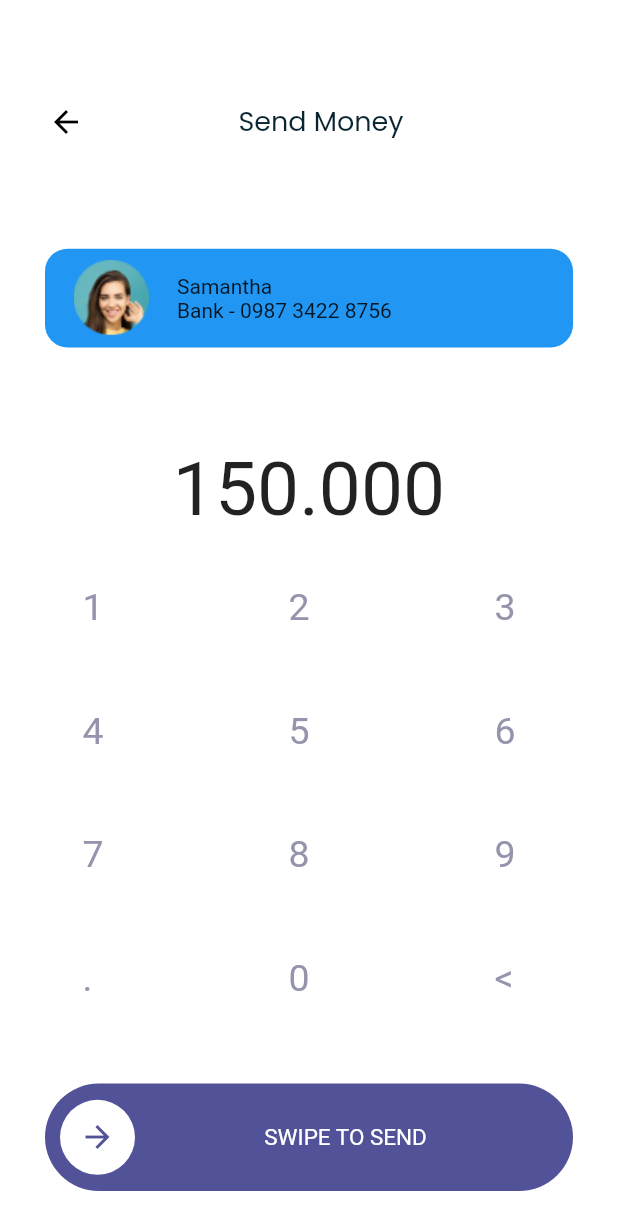
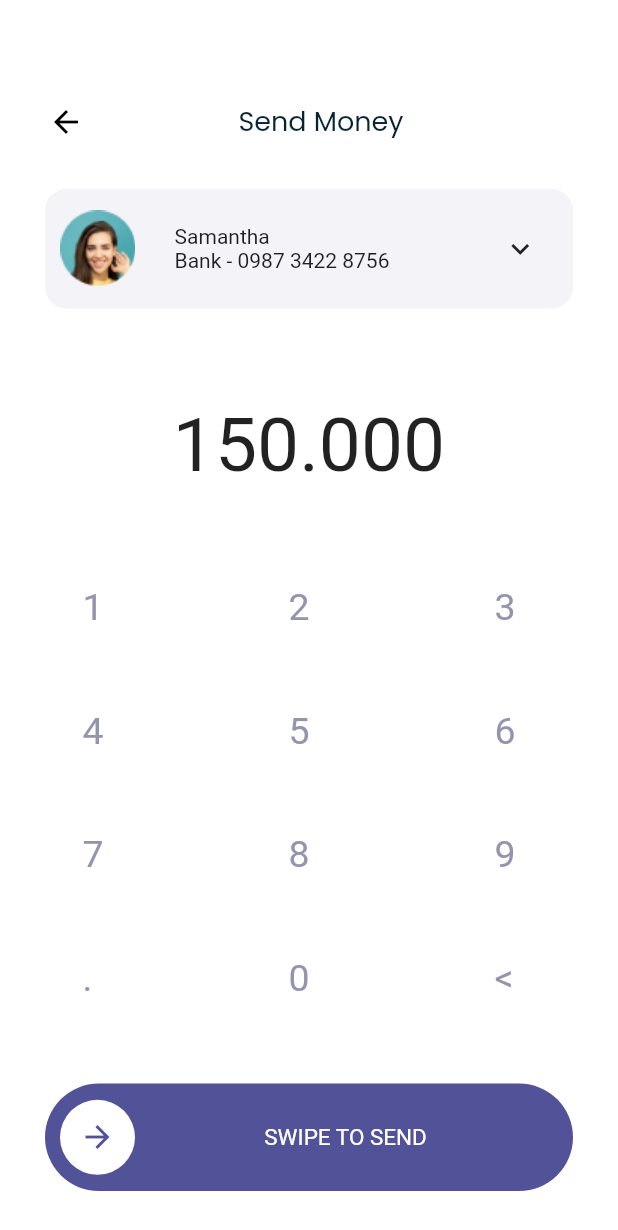
Before and after one commit to bagashyt/digital-wallet-ui, a Flutter app: the SendMoneyScreen screen opened directly, on a phone screen of 412 x 824 dp. Shown: the top 1230 px of the screen. Run offline on Flutter 3.47's test engine with Material 2 defaults, Android fonts, the phone set to English and light mode, and no system bars; drawn by our look-alikes of slider_button; our stand-ins replace google_fonts.

Commit message:
refactor widget screen

```diff
--- a/lib/main.dart
+++ b/lib/main.dart
@@ -1,5 +1,6 @@
 import 'package:digital_wallet/screen/electric_bill_screen.dart';
 import 'package:digital_wallet/screen/home_page.dart';
+import 'package:digital_wallet/screen/internet_data_screen.dart';
 import 'package:digital_wallet/screen/send_money_screen.dart';
 import 'package:digital_wallet/widget/numpad.dart';
 import 'package:flutter/material.dart';
@@ -12,7 +13,7 @@ class MyApp extends StatelessWidget {
   @override
   Widget build(BuildContext context) {
     return MaterialApp(
-      home: ElectricBillScreen(),
+      home: SendMoneyScreen(),
     );
   }
 }
--- /dev/null
+++ b/lib/screen/internet_data_screen.dart
@@ -0,0 +1,19 @@
+import 'package:digital_wallet/constant/constant.dart';
+import 'package:digital_wallet/widget/custom_appbar.dart';
+import 'package:flutter/material.dart';
+
+class InternetDataScreen extends StatelessWidget {
+  const InternetDataScreen({Key? key}) : super(key: key);
+
+  @override
+  Widget build(BuildContext context) {
+    return Scaffold(
+      appBar: CustomAppBar(
+        title: 'Internet Data',
+        icon: Icons.arrow_back,
+        color: kBodyColor,
+      ),
+      backgroundColor: kBodyColor,
+    );
+  }
+}
--- a/lib/screen/send_money_screen.dart
+++ b/lib/screen/send_money_screen.dart
@@ -1,5 +1,6 @@
 import 'package:digital_wallet/constant/constant.dart';
 import 'package:digital_wallet/model/recent_contact.dart';
+import 'package:digital_wallet/widget/card_profile.dart';
 import 'package:digital_wallet/widget/custom_appbar.dart';
 import 'package:digital_wallet/widget/item_contact.dart';
 import 'package:digital_wallet/widget/numpad.dart';
@@ -24,52 +25,25 @@ class SendMoneyScreen extends StatelessWidget {
           crossAxisAlignment: CrossAxisAlignment.center,
           children: [
             Expanded(
-              child: SizedBox(
-                height: 58.0,
-              ),
-            ),
-            Expanded(
-              child: Container(
-                margin: EdgeInsets.symmetric(horizontal: 30.0),
-                height: 80,
-                decoration: BoxDecoration(
-                    color: Colors.blue,
-                    borderRadius: BorderRadius.all(Radius.circular(15))),
-                child: Row(
-                  mainAxisAlignment: MainAxisAlignment.start,
-                  children: [
-                    Expanded(child: Image.asset(recentContactList[0].image)),
-                    Expanded(
-                      flex: 3,
-                      child: Column(
-                        crossAxisAlignment: CrossAxisAlignment.start,
-                        mainAxisAlignment: MainAxisAlignment.center,
-                        children: [
-                          Text(recentContactList[0].name),
-                          Text(recentContactList[0].accountBank),
-                        ],
-                      ),
-                    ),
-                  ],
+              flex: 2,
+              child: Center(
+                child: CardProfile(
+                  image: recentContactList[0].image,
+                  name: recentContactList[0].name,
+                  value: recentContactList[0].accountBank,
+                  widget: const Icon(Icons.expand_more),
                 ),
               ),
             ),
             Expanded(
-              child: SizedBox(
-                height: 45,
+              flex: 2,
+              child: Center(
+                child: Text(
+                  '150.000',
+                  style: TextStyle(fontSize: 50),
+                ),
               ),
             ),
-            Expanded(
-              child: Text(
-                '150.000',
-                style: TextStyle(fontSize: 50),
-              ),
-            ),
-            // Expanded(
-            //   child: SizedBox(
-            //     height: 26.0,
-            //   ),
-            // ),
             Expanded(
               flex: 5,
               child: Numpad(),
--- /dev/null
+++ b/lib/widget/card_profile.dart
@@ -0,0 +1,49 @@
+import 'package:digital_wallet/constant/constant.dart';
+import 'package:flutter/material.dart';
+
+class CardProfile extends StatelessWidget {
+  final String image;
+  final String name;
+  final String value;
+  late Widget widget;
+
+  CardProfile({
+    Key? key,
+    required this.name,
+    required this.value,
+    required this.image,
+    this.widget = const SizedBox(),
+  }) : super(key: key);
+
+  @override
+  Widget build(BuildContext context) {
+    return Container(
+      margin: const EdgeInsets.symmetric(horizontal: 30.0),
+      height: 80,
+      decoration: const BoxDecoration(
+          color: kBodyColor,
+          borderRadius: BorderRadius.all(Radius.circular(15))),
+      child: Row(
+        mainAxisAlignment: MainAxisAlignment.start,
+        children: [
+          Expanded(child: Image.asset(image)),
+          Expanded(
+            flex: 3,
+            child: Container(
+              margin: const EdgeInsets.symmetric(horizontal: 16),
+              child: Column(
+                crossAxisAlignment: CrossAxisAlignment.start,
+                mainAxisAlignment: MainAxisAlignment.center,
+                children: [
+                  Text(name),
+                  Text(value),
+                ],
+              ),
+            ),
+          ),
+          Expanded(child: widget)
+        ],
+      ),
+    );
+  }
+}
--- a/lib/widget/numpad.dart
+++ b/lib/widget/numpad.dart
@@ -28,7 +28,7 @@ class Numpad extends StatelessWidget {
             removeTop: true,
             removeBottom: true,
             child: GridView.builder(
-                physics: NeverScrollableScrollPhysics(),
+                physics: const NeverScrollableScrollPhysics(),
                 itemCount: numList.length,
                 gridDelegate: const SliverGridDelegateWithFixedCrossAxisCount(
                     crossAxisCount: 3, childAspectRatio: 25 / 15),
@@ -38,14 +38,6 @@ class Numpad extends StatelessWidget {
                 }),
           ),
         ),
-        // Row(
-        //   mainAxisAlignment: MainAxisAlignment.spaceAround,
-        //   children: [
-        //     NumberKey(numKey: '.'),
-        //     NumberKey(numKey: '0'),
-        //     NumberKey(numKey: '<'),
-        //   ],
-        // ),
       ],
     );
   }
@@ -53,15 +45,21 @@ class Numpad extends StatelessWidget {
 
 class NumberKey extends StatelessWidget {
   final String numKey;
-  NumberKey({Key? key, required this.numKey}) : super(key: key);
+  const NumberKey({Key? key, required this.numKey}) : super(key: key);
 
   @override
   Widget build(BuildContext context) {
     return Padding(
-      padding: EdgeInsets.symmetric(horizontal: 55.0, vertical: 27.0),
+      padding: const EdgeInsets.symmetric(
+        horizontal: 55.0,
+        vertical: 27.0,
+      ),
       child: Text(
         numKey,
-        style: TextStyle(color: Color(0xff9494AD), fontSize: 25.0),
+        style: const TextStyle(
+          color: Color(0xff9494AD),
+          fontSize: 25.0,
+        ),
       ),
     );
   }
```
